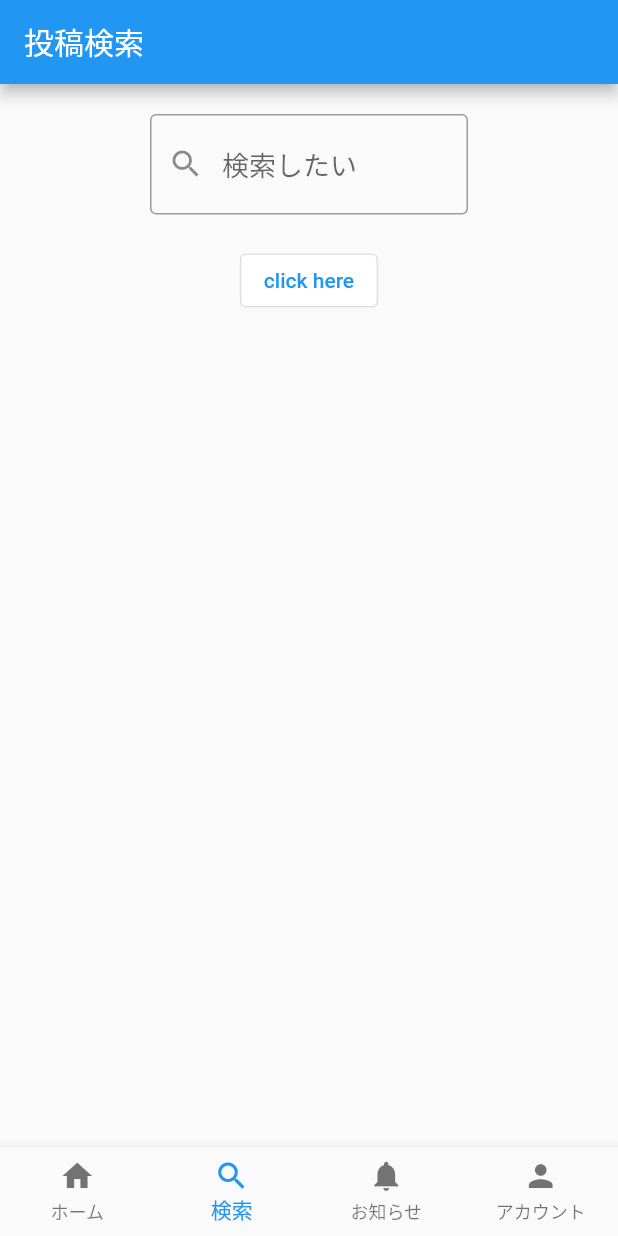
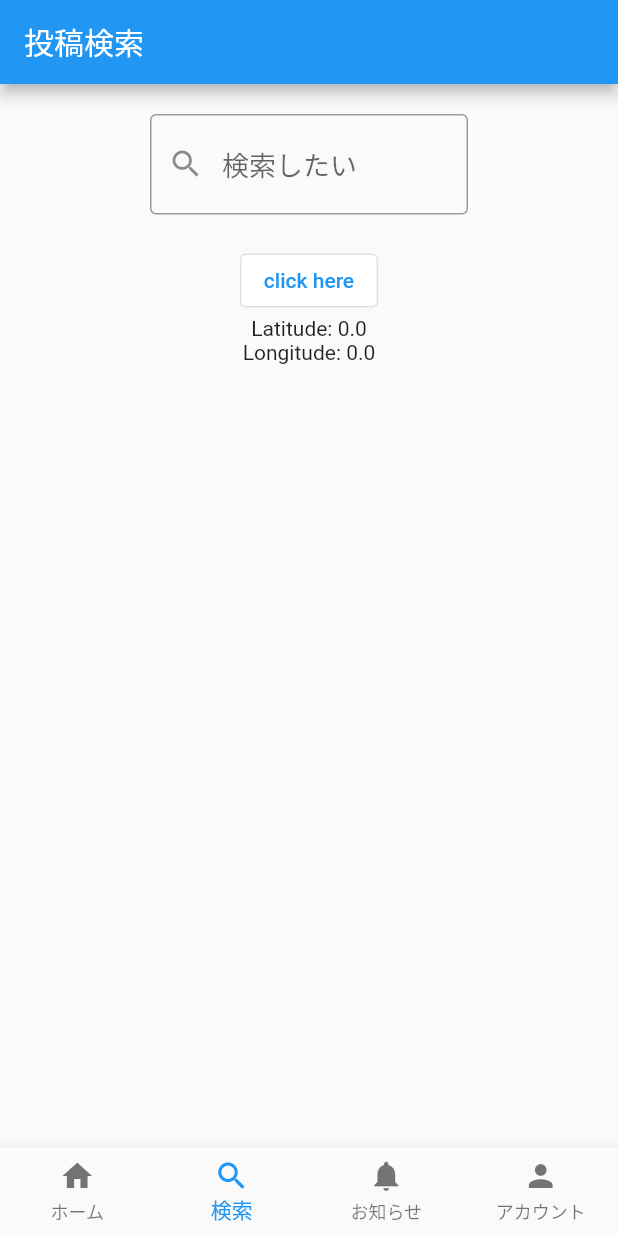
Before and after one commit to 19rd154/ore_no_ramen_F, a Flutter app: the MyStatefulWidget screen opened directly, item 2 of the bottom bar chosen, on a phone screen of 412 x 824 dp. Run offline on Flutter 3.47's test engine with Material 2 defaults, Android fonts, the phone set to English and light mode, and no system bars; our stand-ins replace geolocator, google_maps_flutter; missing offline and left inert: dart:ffi.

Commit message:
positon receive and catch

```diff
--- a/lib/src/app.dart
+++ b/lib/src/app.dart
@@ -31,7 +31,8 @@ class MyStatefulWidget extends StatefulWidget {
 class _MyStatefulWidgetState extends State<MyStatefulWidget> {
   static const _screens = [
     HomeScreen(),
-    SearchScreen(),
+    SearchScreen(latitude:0,longitude:0),
+    NotificationScreen(),
     NotificationScreen(),
     AccountScreen()
   ];
--- a/lib/src/screens/searchqiita.dart
+++ b/lib/src/screens/searchqiita.dart
@@ -6,14 +6,13 @@ import 'article_container.dart';
 
  class SearchScreen extends StatefulWidget {
    const SearchScreen({super.key});
-
+   LatLng currentLatLng =
    @override
    State<SearchScreen> createState() => _SearchScreenState();
  }
 
  class _SearchScreenState extends State<SearchScreen> {
    List<Article> articles = []; // 検索結果を格納する変数
-
    @override
    Widget build(BuildContext context) {
      return Scaffold(
--- a/lib/src/screens/unvisitedsearch.dart
+++ b/lib/src/screens/unvisitedsearch.dart
@@ -1,14 +1,17 @@
+import 'dart:ffi';
+
 import 'package:flutter/material.dart';
 import 'package:world/src/screens/article_container.dart';
 import 'package:world/src/screens/map_view.dart';
 import 'package:world/src/screens/position_sample.dart';
 
 class SearchScreen extends StatefulWidget {
+  final double latitude;
+  final double longitude;
+  //　変数定義すると、UIのところから"widget.変数名" で呼ぶことができる。
+  const SearchScreen({required this.latitude, required this.longitude});
 
-  //　変数定義すると、UIのところから"widget.変数名" で呼ぶことができる。
-
-
-  const SearchScreen({super.key});
+  //const SearchScreen({super.key});
 
    // createState()　で"State"（Stateを継承したクラス）を返す
   @override
@@ -16,7 +19,17 @@ class SearchScreen extends StatefulWidget {
 }
 
 class _Searchscreenstate extends State<SearchScreen> {
+  double Latitude = 0.0;
+  double Longitude = 0.0;
 
+
+  @override
+  void initState() {
+    super.initState();
+    // ページ遷移時に受け取った値を変数に設定
+    Latitude = widget.latitude;
+    Longitude = widget.longitude;
+  }
 
   @override
   Widget build(BuildContext context) {
@@ -59,7 +72,6 @@ class _Searchscreenstate extends State<SearchScreen> {
                     // enterで実行する処理
                   },
                 ),
-
               ),
               OutlinedButton(
                 style: TextButton.styleFrom(
@@ -72,7 +84,15 @@ class _Searchscreenstate extends State<SearchScreen> {
                   );
                   /* ボタンがタップされた時の処理 */ },
                 child: Text('click here'),
-              )
+              ),Center(
+                child: Column(
+                  mainAxisAlignment: MainAxisAlignment.center,
+                  children: [
+                    Text('Latitude: $Latitude'),
+                    Text('Longitude: $Longitude'),
+                  ],
+                ),
+              ),
               /*Padding(
                  padding: const EdgeInsets.symmetric(
                   vertical: 0,
```
Also changed, not shown: lib/src/screens/map_view.dart (+42 -1 lines).
